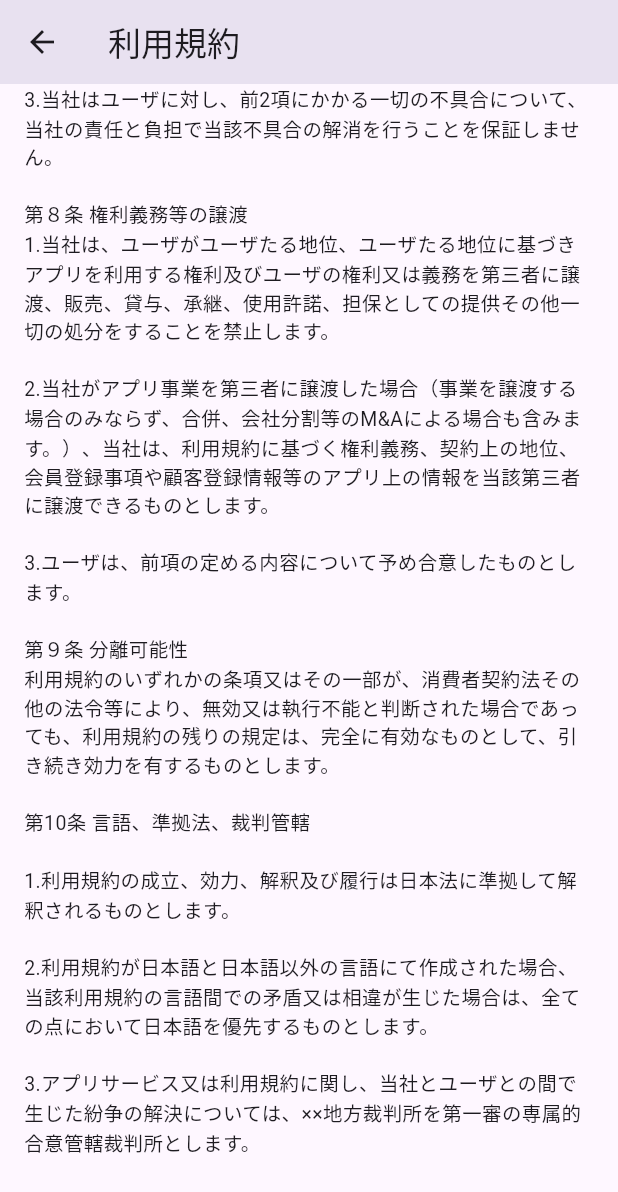
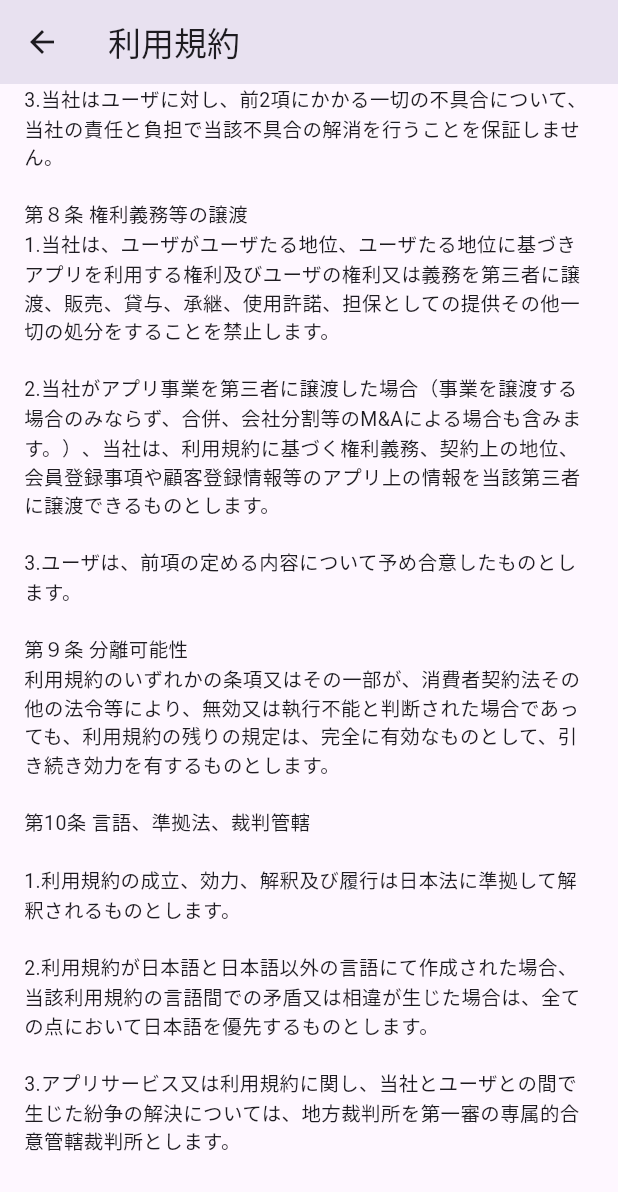
Before and after one commit to virtual-app-dev/randamicons, a Flutter app: the AgreementScreen screen opened directly, scrolled down 1792 dp, on a phone screen of 412 x 824 dp. Shown: the top 1192 px of the screen. Run offline on Flutter 3.47's test engine with Material 3 defaults, Android fonts, the phone set to English and light mode, and no system bars; our stand-ins replace animated_text_kit, package_info_plus.

```diff
--- a/lib/src/app.dart
+++ b/lib/src/app.dart
@@ -8,6 +8,7 @@ class MyApp extends StatelessWidget {
   @override
   Widget build(BuildContext context) {
     return MaterialApp(
+      debugShowCheckedModeBanner: false,
       title: 'randomicons',
       theme: ThemeData(
         primarySwatch: Colors.blue,
--- a/lib/src/info/agreement.dart
+++ b/lib/src/info/agreement.dart
@@ -18,7 +18,7 @@ class AgreementScreen extends StatelessWidget {
           '3.ユーザは、利用規約の定めに従って、アプリを利用するものとします。\n\n'
           '第2条 変更\n'
           '1.当社は、ユーザの承諾を得ることなく、本規約をいつでも変更できるものとします。利用規約が変更された場合、ユーザは、アプリを利用するに当たり、変更後の本規約に従うものとします。\n\n'
-          '2.当社は、前項の変更を行う場合、×日以上の予告期間を置いて、変更後の利用規約の内容をユーザに通知するものとします。ただし、変更が軽微かつユーザに特に不利益にならないと当社が判断した場合は、通知による予告をしないものとします。\n\n'
+          '2.当社は、前項の変更を行う場合、3日以上の予告期間を置いて、変更後の利用規約の内容をユーザに通知するものとします。ただし、変更が軽微かつユーザに特に不利益にならないと当社が判断した場合は、通知による予告をしないものとします。\n\n'
           '3.前項に定める予告期間経過後に、ユーザがアプリを利用した場合は、ユーザが変更後の利用規約の内容に同意したものとみなします。\n\n'
           '第３条 連絡方法\n'
           '1.アプリに関する当社からユーザへの連絡は、当該アプリ内又は当社が運営するWebサイト内への掲示、その他当社が適当と判断する方法により行います。\n\n'
@@ -52,7 +52,7 @@ class AgreementScreen extends StatelessWidget {
           '第10条 言語、準拠法、裁判管轄\n\n'
           '1.利用規約の成立、効力、解釈及び履行は日本法に準拠して解釈されるものとします。\n\n'
           '2.利用規約が日本語と日本語以外の言語にて作成された場合、当該利用規約の言語間での矛盾又は相違が生じた場合は、全ての点において日本語を優先するものとします。\n\n'
-          '3.アプリサービス又は利用規約に関し、当社とユーザとの間で生じた紛争の解決については、××地方裁判所を第一審の専属的合意管轄裁判所とします。\n\n',
+          '3.アプリサービス又は利用規約に関し、当社とユーザとの間で生じた紛争の解決については、地方裁判所を第一審の専属的合意管轄裁判所とします。\n\n',
           style: TextStyle(fontSize: 13.0),
         ),
       ),
--- a/lib/src/screens/home.dart
+++ b/lib/src/screens/home.dart
@@ -14,6 +14,7 @@ class HomeScreen extends StatelessWidget {
   @override
   Widget build(BuildContext context) {
     return MaterialApp(
+      debugShowCheckedModeBanner: false,
       theme: ThemeData.light(),
       darkTheme: ThemeData.dark(),
       home: Scaffold(
```
Also changed, not shown: 5 other files.
